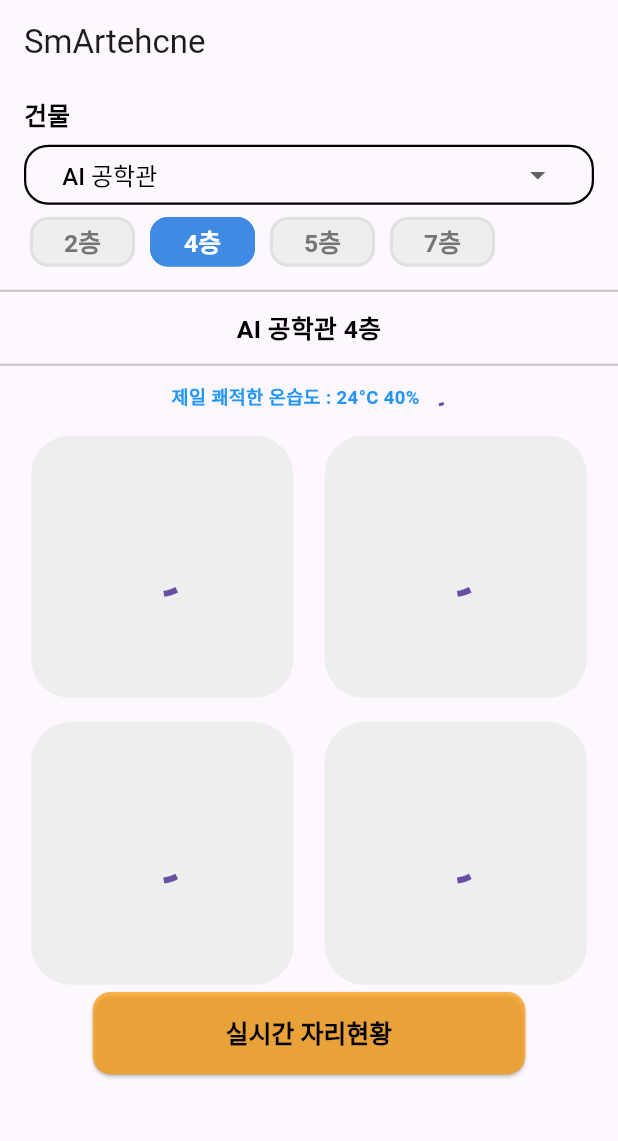
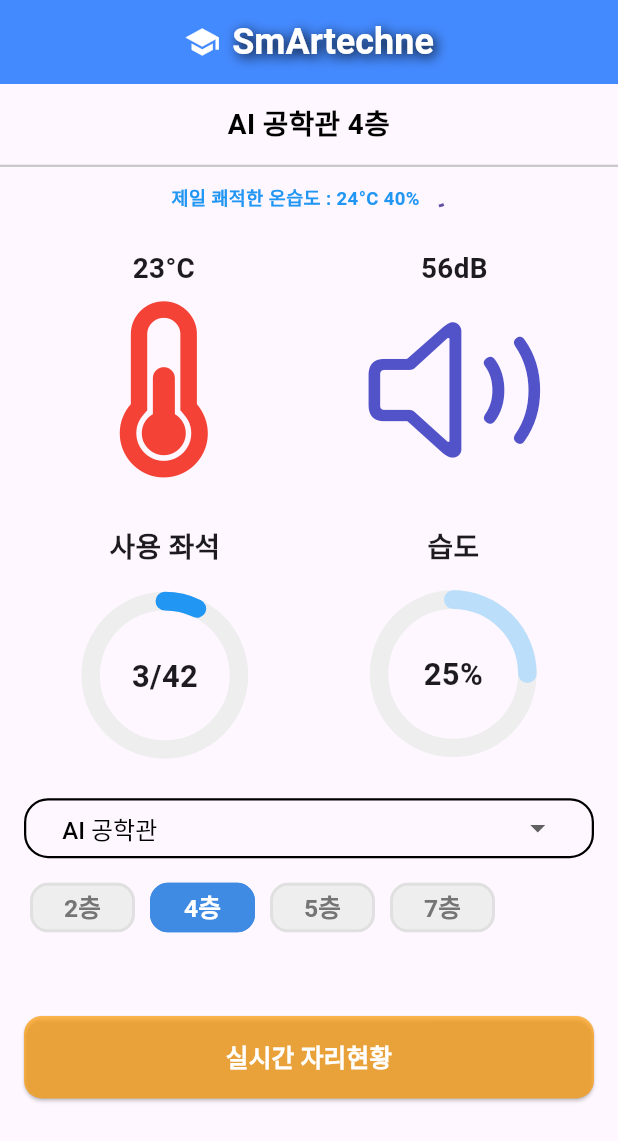
Before and after one commit to SmArtechne/smartechne_frontend, a Flutter app: the screen it shows after launch, on a phone screen of 412 x 824 dp. Shown: the top 1141 px of the screen. Run offline on Flutter 3.47's test engine with Material 3 defaults, Android fonts, the phone set to English and light mode, and no system bars; drawn by our look-alikes of percent_indicator; our stand-ins replace convex_bottom_bar, flutter_riverpod, go_router; Roboto replaces fonts that are missing (NotoSansKR).

Commit message:
:sparkles: [Feat] 위치변경

```diff
--- a/lib/detail.dart
+++ b/lib/detail.dart
@@ -8,7 +8,7 @@ class DetailLayout extends StatelessWidget {
   Widget build(BuildContext context) {
     return Scaffold(
       appBar: AppBar(
-        title: Text('SmArtehcne'),
+        title: Text('SmArtehcnㄹe'),
         leading: IconButton(
           icon: Icon(Icons.arrow_back),
           onPressed: () {
--- a/lib/layout.dart
+++ b/lib/layout.dart
@@ -8,7 +8,34 @@ class Layout extends StatelessWidget {
   Widget build(BuildContext context) {
     return Scaffold(
       appBar: AppBar(
-        title: Text('SmArtehcne'),
+        title: Row(
+          mainAxisAlignment: MainAxisAlignment.center,
+          children: [
+            Icon(
+              Icons.school,
+              color: Colors.white,
+            ),
+            SizedBox(width: 8),
+            Text(
+              'SmArtechne',
+              style: TextStyle(
+                fontFamily: 'Roboto', // 원하는 글꼴 설정
+                fontSize: 24,
+                fontWeight: FontWeight.bold,
+                color: Colors.white,
+                shadows: [
+                  Shadow(
+                    blurRadius: 10.0,
+                    color: Colors.black,
+                    offset: Offset(2.0, 2.0),
+                  ),
+                ],
+              ),
+            ),
+          ],
+        ),
+        centerTitle: true, // 제목을 중앙에 배치
+        backgroundColor: Colors.blueAccent, // AppBar 배경 색상 변경
       ),
       body: SingleChildScrollView(
           child: Container(
--- a/lib/screens/home_page.dart
+++ b/lib/screens/home_page.dart
@@ -44,10 +44,15 @@ class _HomeState extends State<Home> {
   bool detail = false;
   ApiResponse? apiResponse;
 
+  // 테스트용
+  bool datafetch = true;
+
+  // 테스트용
   int totalSeat = 42;
   int humidityDegree = 25;
   int temperatureDegree = 23;
   int soundDegree = 56;
+  int remainSeats = 39;
 
   String dropdownValue = 'AI 공학관';
   String responseTime = '';
@@ -70,11 +75,11 @@ class _HomeState extends State<Home> {
       // API 호출 함수 호출
       setState(() {
         loading = true;
-        //  responseTime = DateTime.now().toString();
-        //   responseTime = responseTime.substring(10, 19);
-        //   seats[2] = 1;
-        //   seats[22] = 1;
-        //   seats[30] = 1;
+        responseTime = DateTime.now().toString();
+        responseTime = responseTime.substring(10, 19);
+        seats[2] = 1;
+        seats[22] = 1;
+        seats[30] = 1;
       });
       fetchData();
     });
@@ -89,6 +94,7 @@ class _HomeState extends State<Home> {
   void dispose() {
     // 위젯이 dispose될 때 타이머를 해제합니다.
     _timer.cancel();
+    _commentTimer.cancel();
     super.dispose();
   }
 
@@ -103,6 +109,7 @@ class _HomeState extends State<Home> {
         var jsonData = json.decode(response.body);
         // ApiResponse 모델을 사용하여 JSON 데이터를 변환
         setState(() {
+          datafetch = true;
           loading = false;
           apiResponse = ApiResponse.fromJson(jsonData);
           // 현재 시간을 날짜 시간 형식으로 responseTime 변수에 저장
@@ -111,8 +118,7 @@ class _HomeState extends State<Home> {
 
           humidityDegree = apiResponse!.humidity;
           temperatureDegree = apiResponse!.temp;
-          print(responseTime + ' ' + apiResponse!.remainSeat.toString());
-          print(apiResponse!.result);
+          remainSeats = apiResponse!.remainSeat;
 
           seats = List<int>.generate(totalSeat, (index) => 0);
 
@@ -121,6 +127,7 @@ class _HomeState extends State<Home> {
           });
         });
       } else {
+        datafetch = false;
         throw Exception('Failed to load data');
       }
     } catch (e) {
@@ -131,7 +138,6 @@ class _HomeState extends State<Home> {
   List<String> spinnerItems = ['AI 공학관', '비전타워', '가천관', '글로벌센터', '교육대학원'];
 
   // 각 건물에 맞는 층 수를 가지는 map
-
   Map<String, List<String>> floorMap = {
     'AI 공학관': ['2층', '4층', '5층', '7층'],
     '비전타워': ['4층', '5층', '6층'],
@@ -151,24 +157,134 @@ class _HomeState extends State<Home> {
         Container(
           height: MediaQuery.of(context).size.height * 0.72,
           child: Column(
-            crossAxisAlignment:
-                CrossAxisAlignment.start, // Aligns children to the left
             children: [
+              SizedBox(
+                height: MediaQuery.of(context).size.height / 4 * 0.03,
+              ),
               Container(
+                width: double.infinity,
+                child: Padding(
                   padding: EdgeInsets.symmetric(
                     horizontal: 16.0,
-                    vertical: MediaQuery.of(context).size.height /
-                        4 *
-                        0.04), // Add horizontal and vertical padding
+                    vertical: MediaQuery.of(context).size.height / 4 * 0.03,
+                  ), // Add horizontal and vertical padding
                   child: Text(
-                  '건물',
+                    dropdownValue +
+                        (pressedAttentionIndex >= 0
+                            ? ' ${floorMap[dropdownValue]![pressedAttentionIndex]}'
+                            : ''), // pressedAttentionIndex가 -1이 아닌 경우에만 추가
                     style: TextStyle(
-                    fontSize: MediaQuery.of(context).size.height / 4 * 0.08,
+                      fontSize: MediaQuery.of(context).size.height / 4 * 0.09,
                       color: Colors.black,
                       fontWeight: FontWeight.bold,
                     ),
-                  textAlign: TextAlign.left,
+                    textAlign: TextAlign.center,
                   ),
+                ),
+              ),
+              const Divider(
+                color: Color(0xFFC7C7C7), // Set the color of the divider
+                thickness: 1.5, // Set the thickness of the divider
+              ),
+              SizedBox(
+                height: MediaQuery.of(context).size.height / 4 * 0.02,
+              ), // 상하 여백 추가
+              Row(
+                mainAxisAlignment: MainAxisAlignment.center,
+                children: [
+                  loading == false
+                      ? Text(
+                          "최근 업데이트 " + responseTime,
+                          style: TextStyle(
+                            fontSize: MediaQuery.of(context).size.height /
+                                4 *
+                                0.06, // 12% of screen width
+                            color: Colors.black,
+                            fontWeight: FontWeight.bold,
+                          ),
+                          textAlign: TextAlign.center,
+                        )
+                      : Text(
+                          loadingComment[commentIndex],
+                          style: TextStyle(
+                            fontSize: MediaQuery.of(context).size.height /
+                                4 *
+                                0.06, // 12%
+                            color: Colors.blue,
+                            fontWeight: FontWeight.bold,
+                          ),
+                          textAlign: TextAlign.center,
+                        ),
+                  loading == true
+                      ? Container(
+                          width: 10,
+                          height: 10,
+                          margin: EdgeInsets.only(left: 8.0),
+                          child: CircularProgressIndicator(
+                            strokeWidth: 2,
+                          ),
+                        )
+                      : SizedBox(),
+                ],
+              ),
+              Padding(
+                padding: EdgeInsets.fromLTRB(
+                    0, 16, 0, 0), // Add horizontal and vertical padding
+                child: Column(
+                  children: [
+                    Row(
+                      mainAxisAlignment: MainAxisAlignment.spaceEvenly,
+                      children: [
+                        datafetch == false
+                            ? LoadingIndicator()
+                            : TemperatureTile(
+                                context: context,
+                                title: '온도',
+                                low: '0도',
+                                high: '40도',
+                                degree: temperatureDegree,
+                                color: Colors.red),
+                        datafetch == false
+                            ? LoadingIndicator()
+                            : SoundTile(
+                                context: context,
+                                title: '소음',
+                                low: '낮음',
+                                high: '높음',
+                                degree: soundDegree,
+                                color: 0xFF5252C9),
+                      ],
+                    ),
+                    SizedBox(height: 16.0), // 상하 여백 추가
+                    Row(
+                      mainAxisAlignment: MainAxisAlignment.spaceEvenly,
+                      children: [
+                        datafetch == false
+                            ? LoadingIndicator()
+                            : ComplexityTile(
+                                context: context,
+                                title: '사용 좌석',
+                                low: '낮음',
+                                high: '높음',
+                                seated: remainSeats, //apiResponse!.remainSeat,
+                                total: totalSeat,
+                                color: 0xFF3F8AE2),
+                        datafetch == false
+                            ? LoadingIndicator()
+                            : HumidityTile(
+                                context: context,
+                                title: '습도',
+                                low: '건조',
+                                high: '습함',
+                                degree: humidityDegree,
+                                color: 0xFF80E253),
+                      ],
+                    ),
+                  ],
+                ),
+              ),
+              SizedBox(
+                height: MediaQuery.of(context).size.height / 4 * 0.12,
               ),
               Padding(
                 padding: EdgeInsets.symmetric(
@@ -205,9 +321,8 @@ class _HomeState extends State<Home> {
                         .map<DropdownMenuItem<String>>((String value) {
                       return DropdownMenuItem<String>(
                         value: value,
-                        child: Padding(
-                          padding: EdgeInsets.symmetric(
-                              vertical: 0.0), // 텍스트 상하 여백 조절
+                        child: Align(
+                          alignment: Alignment.centerLeft, // 텍스트를 중앙에 배치
                           child: Text(
                             value,
                             style: TextStyle(
@@ -224,7 +339,7 @@ class _HomeState extends State<Home> {
               Padding(
                   padding: EdgeInsets.symmetric(
                     horizontal: 0.0,
-                    vertical: MediaQuery.of(context).size.height / 4 * 0.04,
+                    vertical: MediaQuery.of(context).size.height / 4 * 0.08,
                   ), // Add horizontal and vertical padding
                   child: SizedBox(
                       height: MediaQuery.of(context).size.height / 4 * 0.16,
@@ -293,143 +408,18 @@ class _HomeState extends State<Home> {
                           );
                         },
                       ))),
-              const Divider(
-                color: Color(0xFFC7C7C7), // Set the color of the divider
-                thickness: 1.5, // Set the thickness of the divider
-              ),
-              Container(
-                width: double.infinity,
-                child: Padding(
-                  padding: EdgeInsets.symmetric(
-                    horizontal: 16.0,
-                    vertical: MediaQuery.of(context).size.height / 4 * 0.02,
-                  ), // Add horizontal and vertical padding
-                  child: Text(
-                    dropdownValue +
-                        (pressedAttentionIndex >= 0
-                            ? ' ${floorMap[dropdownValue]![pressedAttentionIndex]}'
-                            : ''), // pressedAttentionIndex가 -1이 아닌 경우에만 추가
-                    style: TextStyle(
-                      fontSize: MediaQuery.of(context).size.height / 4 * 0.08,
-                      color: Colors.black,
-                      fontWeight: FontWeight.bold,
-                    ),
-                    textAlign: TextAlign.center,
-                  ),
-                ),
-              ),
-              const Divider(
-                color: Color(0xFFC7C7C7), // Set the color of the divider
-                thickness: 1.5, // Set the thickness of the divider
-              ),
-              SizedBox(
-                height: MediaQuery.of(context).size.height / 4 * 0.02,
-              ), // 상하 여백 추가
-              Row(
-                mainAxisAlignment: MainAxisAlignment.center,
-                children: [
-                  loading == false
-                      ? Text(
-                          "최근 업데이트 " + responseTime,
-                          style: TextStyle(
-                            fontSize: MediaQuery.of(context).size.height /
-                                4 *
-                                0.06, // 12% of screen width
-                            color: Colors.black,
-                            fontWeight: FontWeight.bold,
-                          ),
-                          textAlign: TextAlign.center,
-                        )
-                      : Text(
-                          loadingComment[commentIndex],
-                          style: TextStyle(
-                            fontSize: MediaQuery.of(context).size.height /
-                                4 *
-                                0.06, // 12%
-                            color: Colors.blue,
-                            fontWeight: FontWeight.bold,
-                          ),
-                          textAlign: TextAlign.center,
-                        ),
-                  loading == true
-                      ? Container(
-                          width: 10,
-                          height: 10,
-                          margin: EdgeInsets.only(left: 8.0),
-                          child: CircularProgressIndicator(
-                            strokeWidth: 2,
-                          ),
-                        )
-                      : SizedBox(),
-                ],
-              ),
-              Padding(
-                padding: EdgeInsets.fromLTRB(
-                    0, 16, 0, 0), // Add horizontal and vertical padding
-                child: Column(
-                  children: [
-                    Row(
-                      mainAxisAlignment: MainAxisAlignment.spaceEvenly,
-                      children: [
-                        apiResponse == null
-                            ? LoadingIndicator()
-                            : TemperatureTile(
-                                context: context,
-                                title: '온도',
-                                low: '0도',
-                                high: '40도',
-                                degree: temperatureDegree,
-                                color: Colors.red),
-                        apiResponse == null
-                            ? LoadingIndicator()
-                            : SoundTile(
-                                context: context,
-                                title: '소음',
-                                low: '낮음',
-                                high: '높음',
-                                degree: soundDegree,
-                                color: 0xFF5252C9),
-                      ],
-                    ),
-                    SizedBox(height: 16.0), // 상하 여백 추가
-                    Row(
-                      mainAxisAlignment: MainAxisAlignment.spaceEvenly,
-                      children: [
-                        apiResponse == null
-                            ? LoadingIndicator()
-                            : ComplexityTile(
-                                context: context,
-                                title: '사용 좌석',
-                                low: '낮음',
-                                high: '높음',
-                                seated: apiResponse!.remainSeat,
-                                total: totalSeat,
-                                color: 0xFF3F8AE2),
-                        apiResponse == null
-                            ? LoadingIndicator()
-                            : HumidityTile(
-                                context: context,
-                                title: '습도',
-                                low: '건조',
-                                high: '습함',
-                                degree: humidityDegree,
-                                color: 0xFF80E253),
-                      ],
-                    ),
             ],
           ),
         ),
-            ],
-          ),
-        ),
-        detail == true
+        AnimatedSwitcher(
+          duration: Duration(milliseconds: 300), // 애니메이션 전환 시간 설정
+          child: detail
               ? Detail(
+                  //key: ValueKey('DetailPage'), // 유니크한 키 추가
                   context: context,
                   seats: seats,
                   loading: loading,
-                remainSeats: apiResponse?.remainSeat == null
-                    ? 42
-                    : apiResponse!.remainSeat,
+                  remainSeats: remainSeats,
                   totalSeats: totalSeat,
                   space: dropdownValue +
                       (pressedAttentionIndex >= 0
@@ -439,7 +429,8 @@ class _HomeState extends State<Home> {
                   temperatureDegree: temperatureDegree,
                   humidityDegree: humidityDegree,
                 )
-            : SizedBox()
+              : SizedBox(),
+        )
       ]),
       Align(
         alignment: Alignment.bottomCenter,
@@ -452,12 +443,18 @@ class _HomeState extends State<Home> {
   }
 
   void detailOn() {
+    setState(() {
       detail = !detail;
+    });
   }
 
-  SizedBox BottomButton() {
-    return SizedBox(
-        width: MediaQuery.of(context).size.width * 0.7,
+  Padding BottomButton() {
+    return Padding(
+        padding: EdgeInsets.symmetric(
+            horizontal: 0.0,
+            vertical: 16), // Add horizontal and vertical padding
+        child: SizedBox(
+            width: double.infinity,
             child: ElevatedButton(
               onPressed: () => detailOn(),
               style: ButtonStyle(
@@ -467,7 +464,8 @@ class _HomeState extends State<Home> {
                     Color(0xB0FF9900)), // 배경색을 노란색으로 설정
                 shape: MaterialStateProperty.all<RoundedRectangleBorder>(
                   RoundedRectangleBorder(
-                borderRadius: BorderRadius.circular(12.0), // 테두리를 둥근 테두리로 설정
+                    borderRadius:
+                        BorderRadius.circular(12.0), // 테두리를 둥근 테두리로 설정
                   ),
                 ),
               ),
@@ -476,10 +474,10 @@ class _HomeState extends State<Home> {
                 textAlign: TextAlign.center,
                 style: TextStyle(
                   fontSize: MediaQuery.of(context).size.height / 4 * 0.08,
-              color: Colors.black,
+                  color: Colors.white,
                   fontWeight: FontWeight.bold,
                 ),
               ),
-        ));
+            )));
   }
 }
--- a/lib/screens/main_page.dart
+++ b/lib/screens/main_page.dart
@@ -1,44 +1,44 @@
-import 'package:smartechne_frontend/widgets/responsive/responsive_layout.dart';
-import 'package:flutter/material.dart';
-import 'package:d_to_d/widgets/layout/mobile_layout.dart';
-// import 'package:d_to_d/widgets/layout/tablet_layout.dart';
-import 'package:d_to_d/widgets/layout/desktop_layout.dart';
+// import 'package:smartechne_frontend/widgets/responsive/responsive_layout.dart';
+// import 'package:flutter/material.dart';
+// import 'package:d_to_d/widgets/layout/mobile_layout.dart';
+// // import 'package:d_to_d/widgets/layout/tablet_layout.dart';
+// import 'package:d_to_d/widgets/layout/desktop_layout.dart';
 
-class MainPage extends StatelessWidget {
-  final Widget child;
+// class MainPage extends StatelessWidget {
+//   final Widget child;
 
-  const MainPage({super.key, required this.child});
+//   const MainPage({super.key, required this.child});
 
-  // static bool isDesktop1(BuildContext context) =>
-  //     MediaQuery.of(context).size.width > 1000;
+//   // static bool isDesktop1(BuildContext context) =>
+//   //     MediaQuery.of(context).size.width > 1000;
 
-  // static bool isDesktop2(BuildContext context) =>
-  //     MediaQuery.of(context).size.width > 1000;
+//   // static bool isDesktop2(BuildContext context) =>
+//   //     MediaQuery.of(context).size.width > 1000;
 
-  // static bool isDesktop2(BuildContext context) =>
-  //     MediaQuery.of(context).size.width > 1000;
+//   // static bool isDesktop2(BuildContext context) =>
+//   //     MediaQuery.of(context).size.width > 1000;
 
-  @override
-  Widget build(BuildContext context) {
-    return Scaffold(
-      body: Column(
-        children: [
-          Expanded(
-            flex: 6,
-            child: ResponsiveLayout(
-              mobileBody: MobileLayout(
-                child: child,
-              ),
-              // tabletBody: TabletLayout(
-              //   child: child,
-              // ),
-              desktopBody: DesktopLayout(
-                child: child,
-              ),
-            ),
-          ),
-        ],
-      ),
-    );
-  }
-}
+//   @override
+//   Widget build(BuildContext context) {
+//     return Scaffold(
+//       body: Column(
+//         children: [
+//           Expanded(
+//             flex: 6,
+//             child: ResponsiveLayout(
+//               mobileBody: MobileLayout(
+//                 child: child,
+//               ),
+//               // tabletBody: TabletLayout(
+//               //   child: child,
+//               // ),
+//               desktopBody: DesktopLayout(
+//                 child: child,
+//               ),
+//             ),
+//           ),
+//         ],
+//       ),
+//     );
+//   }
+// }
--- a/lib/widgets/soundTile.dart
+++ b/lib/widgets/soundTile.dart
@@ -105,8 +105,8 @@ class _SoundTileState extends State<SoundTile> {
               borderRadius: BorderRadius.circular(26.5),
               color: containerColor,
             ),
-            width: MediaQuery.of(context).size.height / 2 * 0.4,
-            height: MediaQuery.of(context).size.height / 2 * 0.4,
+            width: MediaQuery.of(context).size.height / 2 * 0.41,
+            height: MediaQuery.of(context).size.height / 2 * 0.41,
             child: Column(
               children: [
                 Align(
--- a/lib/widgets/temperatureTile.dart
+++ b/lib/widgets/temperatureTile.dart
@@ -97,8 +97,8 @@ class _TemperatureTileState extends State<TemperatureTile> {
               borderRadius: BorderRadius.circular(26.5),
               color: containerColor,
             ),
-            width: MediaQuery.of(context).size.height / 2 * 0.4,
-            height: MediaQuery.of(context).size.height / 2 * 0.4,
+            width: MediaQuery.of(context).size.height / 2 * 0.41,
+            height: MediaQuery.of(context).size.height / 2 * 0.41,
             child: Column(
               children: [
                 Align(
```
Also changed, not shown: 4 other files. Lines whose indentation alone changed are shown as unchanged.
